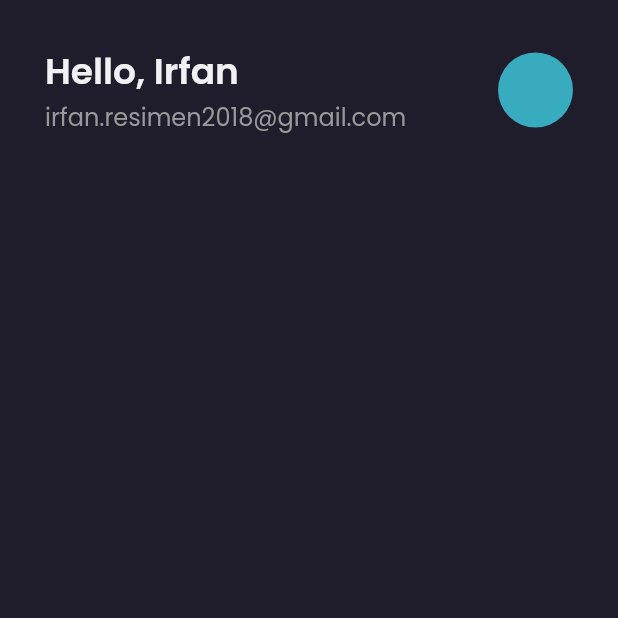
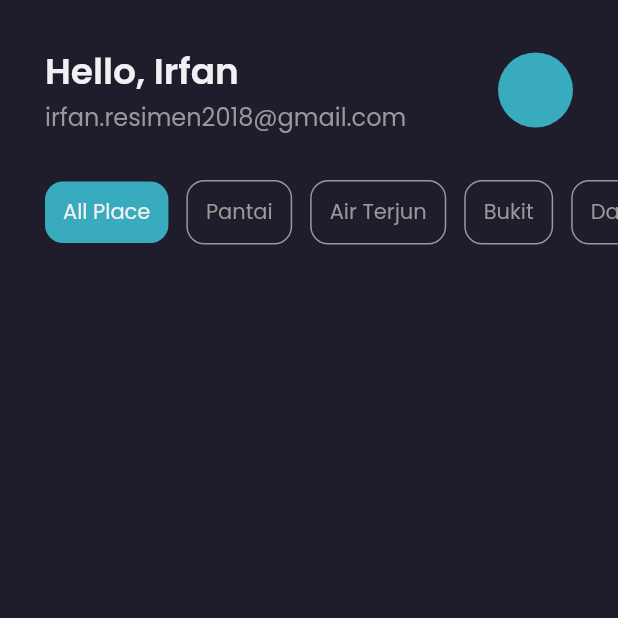
Before and after one commit to irfanrev/sukahealing, a Flutter app: the HomePage screen opened directly, on a phone screen of 412 x 824 dp, the top half of it. Run offline on Flutter 3.47's test engine with Material 2 defaults, Android fonts, the light colour scheme and no system bars; our stand-ins replace get, google_fonts.

Commit message:
home category list

```diff
--- a/lib/pages/home/home_page.dart
+++ b/lib/pages/home/home_page.dart
@@ -47,11 +47,124 @@ class HomePage extends StatelessWidget {
       );
     }
 
+    Widget categoryList() {
+      return Container(
+        margin: const EdgeInsets.only(top: 30),
+        child: SingleChildScrollView(
+          scrollDirection: Axis.horizontal,
+          child: Row(
+            children: [
+              const SizedBox(
+                width: 30,
+              ),
+              Container(
+                padding:
+                    const EdgeInsets.symmetric(horizontal: 12, vertical: 10),
+                decoration: BoxDecoration(
+                  color: primaryColor,
+                  borderRadius: BorderRadius.circular(12),
+                ),
+                child: Center(
+                  child: Text(
+                    'All Place',
+                    style: GoogleFonts.poppins(
+                      color: primaryText,
+                    ),
+                  ),
+                ),
+              ),
+              Container(
+                padding:
+                const EdgeInsets.symmetric(horizontal: 12, vertical: 10),
+                margin: EdgeInsets.only(left: 12),
+                decoration: BoxDecoration(
+                  color: Colors.transparent,
+                  borderRadius: BorderRadius.circular(12),
+                  border: Border.all(
+                    color: secondaryText,
+                  ),
+                ),
+                child: Center(
+                  child: Text(
+                    'Pantai',
+                    style: GoogleFonts.poppins(
+                      color: secondaryText,
+                    ),
+                  ),
+                ),
+              ),
+              Container(
+                padding:
+                const EdgeInsets.symmetric(horizontal: 12, vertical: 10),
+                margin: EdgeInsets.only(left: 12),
+                decoration: BoxDecoration(
+                  color: Colors.transparent,
+                  borderRadius: BorderRadius.circular(12),
+                  border: Border.all(
+                    color: secondaryText,
+                  ),
+                ),
+                child: Center(
+                  child: Text(
+                    'Air Terjun',
+                    style: GoogleFonts.poppins(
+                      color: secondaryText,
+                    ),
+                  ),
+                ),
+              ),
+              Container(
+                padding:
+                const EdgeInsets.symmetric(horizontal: 12, vertical: 10),
+                margin: EdgeInsets.only(left: 12),
+                decoration: BoxDecoration(
+                  color: Colors.transparent,
+                  borderRadius: BorderRadius.circular(12),
+                  border: Border.all(
+                    color: secondaryText,
+                  ),
+                ),
+                child: Center(
+                  child: Text(
+                    'Bukit',
+                    style: GoogleFonts.poppins(
+                      color: secondaryText,
+                    ),
+                  ),
+                ),
+              ),
+              Container(
+                padding:
+                const EdgeInsets.symmetric(horizontal: 12, vertical: 10),
+                margin: EdgeInsets.only(left: 12),
+                decoration: BoxDecoration(
+                  color: Colors.transparent,
+                  borderRadius: BorderRadius.circular(12),
+                  border: Border.all(
+                    color: secondaryText,
+                  ),
+                ),
+                child: Center(
+                  child: Text(
+                    'Danau',
+                    style: GoogleFonts.poppins(
+                      color: secondaryText,
+                    ),
+                  ),
+                ),
+              ),
+            ],
+          ),
+        ),
+      );
+    }
+
     return Scaffold(
       backgroundColor: bgColor,
       body: ListView(
         children: [
           header(),
+          categoryList(),
         ],
       ),
     );
--- /dev/null
+++ b/lib/widgets/category_card.dart
@@ -0,0 +1,10 @@
+import 'package:flutter/material.dart';
+
+class CategoryCard extends StatelessWidget {
+  const CategoryCard({Key? key}) : super(key: key);
+
+  @override
+  Widget build(BuildContext context) {
+    return Container();
+  }
+}
```
